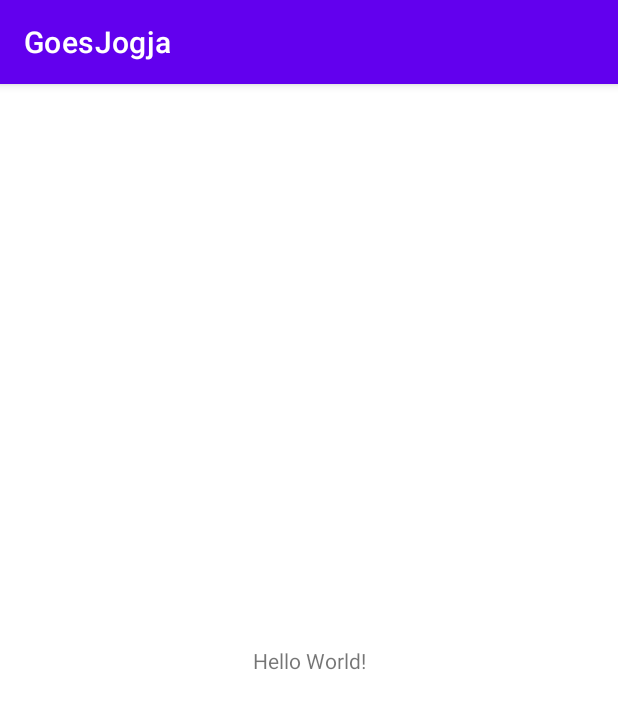
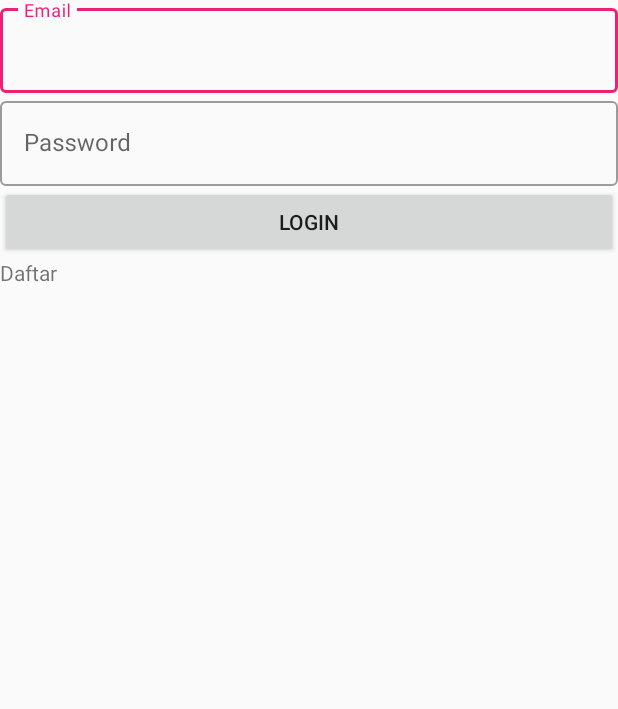
Before and after one commit to SatyaNurhutama/GoesJogja, an Android app: the screen it shows after launch (MainActivity before the commit, LoginActivity after it), on a phone screen of 412 x 824 dp. Shown: the top 709 px of the screen. Run offline under Robolectric (Android 15) with nearby library versions, the phone set to English and light mode, and no system bars.

Commit message:
commit 4

```diff
--- a/app/build.gradle
+++ b/app/build.gradle
@@ -43,8 +43,8 @@ dependencies {
 
     //layout
     implementation 'androidx.appcompat:appcompat:1.3.1'
-    implementation 'androidx.constraintlayout:constraintlayout:2.1.1'
-    implementation 'com.google.android.material:material:1.4.0'
+    implementation 'androidx.appcompat:appcompat:1.3.1'
+    implementation 'com.google.android.material:material:1.0.0'
     implementation 'com.google.firebase:firebase-auth:21.0.1'
     implementation 'com.github.bumptech.glide:glide:4.12.0'
     implementation 'androidx.navigation:navigation-fragment-ktx:2.3.5'
@@ -55,6 +55,7 @@ dependencies {
     implementation 'androidx.navigation:navigation-ui-ktx:2.3.5'
     implementation 'androidx.legacy:legacy-support-v4:1.0.0'
     implementation 'androidx.recyclerview:recyclerview:1.2.1'
+    implementation 'androidx.constraintlayout:constraintlayout:2.1.1'
 
     //testing
     testImplementation 'junit:junit:4.+'
--- a/app/src/main/java/com/satya/goesjogja/activity/LoginActivity.kt
+++ b/app/src/main/java/com/satya/goesjogja/activity/LoginActivity.kt
@@ -1,12 +1,71 @@
 package com.satya.goesjogja.activity
 
+import android.content.Intent
+import android.os.Build
 import androidx.appcompat.app.AppCompatActivity
 import android.os.Bundle
+import android.text.TextUtils
+import android.view.View
+import android.view.WindowInsets
+import android.view.WindowManager
 import com.satya.goesjogja.R
+import com.satya.goesjogja.databinding.ActivityLoginBinding
 
-class LoginActivity : AppCompatActivity() {
+class LoginActivity : BaseActivity(), View.OnClickListener {
+
+    private lateinit var loginBinding: ActivityLoginBinding
+
     override fun onCreate(savedInstanceState: Bundle?) {
         super.onCreate(savedInstanceState)
-        setContentView(R.layout.activity_login)
+        loginBinding = ActivityLoginBinding.inflate(layoutInflater)
+        val view = loginBinding.root
+        setContentView(view)
+
+        @Suppress("DEPRECATION")
+        if (Build.VERSION.SDK_INT >= Build.VERSION_CODES.R) {
+            window.insetsController?.hide(WindowInsets.Type.statusBars())
+        } else {
+            window.setFlags(
+                WindowManager.LayoutParams.FLAG_FULLSCREEN,
+                WindowManager.LayoutParams.FLAG_FULLSCREEN
+            )
+        }
+
+        loginBinding.btnLogin.setOnClickListener(this)
+        loginBinding.tvDaftar.setOnClickListener(this)
     }
+
+    private fun validateLoginUser(): Boolean {
+        return when {
+            TextUtils.isEmpty(loginBinding.etEmail.text.toString().trim { it <= ' ' }) -> {
+                showErrorSnackBar(resources.getString(R.string.err_msg_enter_email), true)
+                false
+            }
+
+            TextUtils.isEmpty(loginBinding.etPassword.text.toString().trim { it <= ' ' }) -> {
+                showErrorSnackBar(resources.getString(R.string.err_msg_enter_password), true)
+                false
+            }
+
+            else -> {
+                true
+            }
+        }
+    }
+
+    override fun onClick(v: View?) {
+        if(v != null){
+            when(v.id){
+                R.id.tv_daftar -> {
+                    val intent = Intent(this@LoginActivity, RegisterActivity::class.java)
+                    startActivity(intent)
+                }
+                R.id.btn_login -> {
+                    validateLoginUser()
+                }
+            }
+        }
+    }
+
+
 }
--- a/app/src/main/res/layout/activity_login.xml
+++ b/app/src/main/res/layout/activity_login.xml
@@ -6,4 +6,52 @@
     android:layout_height="match_parent"
     tools:context=".activity.LoginActivity">
 
+    <com.google.android.material.textfield.TextInputLayout
+        android:id="@+id/til_email"
+        style="@style/Widget.MaterialComponents.TextInputLayout.OutlinedBox"
+        android:layout_width="match_parent"
+        android:layout_height="wrap_content"
+        android:hint="@string/email"
+        tools:ignore="MissingConstraints">
+
+        <EditText
+            android:id="@+id/et_email"
+            android:layout_width="match_parent"
+            android:layout_height="wrap_content"
+            android:inputType="text" />
+
+    </com.google.android.material.textfield.TextInputLayout>
+
+    <com.google.android.material.textfield.TextInputLayout
+        android:id="@+id/til_password"
+        style="@style/Widget.MaterialComponents.TextInputLayout.OutlinedBox"
+        android:layout_width="match_parent"
+        android:layout_height="wrap_content"
+        android:hint="@string/password"
+        app:layout_constraintTop_toBottomOf="@id/til_email"
+        tools:ignore="MissingConstraints">
+
+        <EditText
+            android:id="@+id/et_password"
+            android:layout_width="match_parent"
+            android:layout_height="wrap_content"
+            android:inputType="text" />
+
+    </com.google.android.material.textfield.TextInputLayout>
+
+    <Button
+        android:id="@+id/btn_login"
+        android:layout_width="match_parent"
+        android:layout_height="wrap_content"
+        android:text="@string/login"
+        app:layout_constraintTop_toBottomOf="@id/til_password"
+        tools:ignore="MissingConstraints" />
+
+    <TextView
+        android:id="@+id/tv_daftar"
+        android:layout_width="match_parent"
+        android:layout_height="wrap_content"
+        android:text="@string/daftar"
+        app:layout_constraintTop_toBottomOf="@id/btn_login"/>
+
 </androidx.constraintlayout.widget.ConstraintLayout>
--- a/app/src/main/res/values-night/themes.xml
+++ /dev/null
@@ -1,16 +0,0 @@
-<resources xmlns:tools="http://schemas.android.com/tools">
-    <!-- Base application theme. -->
-    <style name="Theme.GoesJogja" parent="Theme.MaterialComponents.DayNight.DarkActionBar">
-        <!-- Primary brand color. -->
-        <item name="colorPrimary">@color/purple_200</item>
-        <item name="colorPrimaryVariant">@color/purple_700</item>
-        <item name="colorOnPrimary">@color/black</item>
-        <!-- Secondary brand color. -->
-        <item name="colorSecondary">@color/teal_200</item>
-        <item name="colorSecondaryVariant">@color/teal_200</item>
-        <item name="colorOnSecondary">@color/black</item>
-        <!-- Status bar color. -->
-        <item name="android:statusBarColor" tools:targetApi="l">?attr/colorPrimaryVariant</item>
-        <!-- Customize your theme here. -->
-    </style>
-</resources>
--- a/app/src/main/res/values/colors.xml
+++ b/app/src/main/res/values/colors.xml
@@ -7,4 +7,16 @@
     <color name="teal_700">#FF018786</color>
     <color name="black">#FF000000</color>
     <color name="white">#FFFFFFFF</color>
+    <color name="colorSnackBarSuccess">#8BC34A</color>
+    <color name="colorSnackBarError">#F72400</color>
+
+    <color name="colorPrimary">#ED2173</color>
+    <color name="colorPrimaryDark">#222934</color>
+    <color name="colorAccent">#ED2173</color>
+
+    <color name="colorThemePink">#ED2173</color>
+    <color name="colorThemeOrange">#F4442d</color>
+
+    <color name="colorPrimaryText">#222934</color>
+    <color name="colorSecondaryText">#989898</color>
 </resources>
--- a/app/src/main/res/values/strings.xml
+++ b/app/src/main/res/values/strings.xml
@@ -1,3 +1,24 @@
 <resources>
     <string name="app_name">GoesJogja</string>
+    <string name="email">Email</string>
+    <string name="password">Password</string>
+    <string name="login">Login</string>
+    <string name="nama_belakang">Nama Belakang</string>
+    <string name="daftar">Daftar</string>
+
+    <!--ganti ke indo -->
+    <string name="err_msg_enter_first_name">Please enter first name.</string>
+    <string name="err_msg_enter_last_name">Please enter last name.</string>
+    <string name="err_msg_enter_email">Please enter email.</string>
+    <string name="err_msg_enter_password">Please enter password.</string>
+    <string name="err_msg_enter_confirm_password">Please enter confirm password.</string>
+    <string name="err_msg_password_and_confirm_password_mismatch">Password and confirm password does not match.</string>
+    <string name="err_msg_agree_terms_and_condition">Please agree terms and condition.</string>
+    <string name="data_valid">Your details are valid.</string>
+
+    <string name="daftar_sukses">Berhasil Daftar</string>
+    <!---->
+
+
+
 </resources>
--- a/app/src/main/res/values/themes.xml
+++ b/app/src/main/res/values/themes.xml
@@ -1,16 +1,21 @@
-<resources xmlns:tools="http://schemas.android.com/tools">
+<resources>
     <!-- Base application theme. -->
-    <style name="Theme.GoesJogja" parent="Theme.MaterialComponents.DayNight.DarkActionBar">
-        <!-- Primary brand color. -->
-        <item name="colorPrimary">@color/purple_500</item>
-        <item name="colorPrimaryVariant">@color/purple_700</item>
-        <item name="colorOnPrimary">@color/white</item>
-        <!-- Secondary brand color. -->
-        <item name="colorSecondary">@color/teal_200</item>
-        <item name="colorSecondaryVariant">@color/teal_700</item>
-        <item name="colorOnSecondary">@color/black</item>
-        <!-- Status bar color. -->
-        <item name="android:statusBarColor" tools:targetApi="l">?attr/colorPrimaryVariant</item>
+    <style name="AppTheme" parent="Theme.AppCompat.Light.DarkActionBar">
         <!-- Customize your theme here. -->
+        <item name="colorPrimary">@color/colorPrimary</item>
+        <item name="colorPrimaryDark">@color/colorPrimaryDark</item>
+        <item name="colorAccent">@color/colorAccent</item>
     </style>
+
+    <style name="AppTheme.NoActionBar">
+        <item name="colorPrimary">@color/colorPrimary</item>
+        <item name="colorPrimaryDark">@color/colorPrimaryDark</item>
+        <item name="colorAccent">@color/colorAccent</item>
+        <item name="windowActionBar">false</item>
+        <item name="windowNoTitle">true</item>
+    </style>
+
+    <style name="AppTheme.AppBarOverlay" parent="ThemeOverlay.AppCompat.Dark.ActionBar" />
+
+    <style name="AppTheme.PopupOverlay" parent="ThemeOverlay.AppCompat.Light" />
 </resources>
```
Also changed, not shown: app/src/main/AndroidManifest.xml (+7 -3 lines), app/src/main/java/com/satya/goesjogja/activity/BaseActivity.kt (added, +52 -0 lines), app/src/main/java/com/satya/goesjogja/activity/RegisterActivity.kt (added, +145 -0 lines), app/src/main/java/com/satya/goesjogja/model/User.kt (added, +16 -0 lines), app/src/main/java/com/satya/goesjogja/utils/Status.kt (added, +7 -0 lines), app/src/main/res/layout/activity_register.xml (added, +107 -0 lines), 1 other file.
